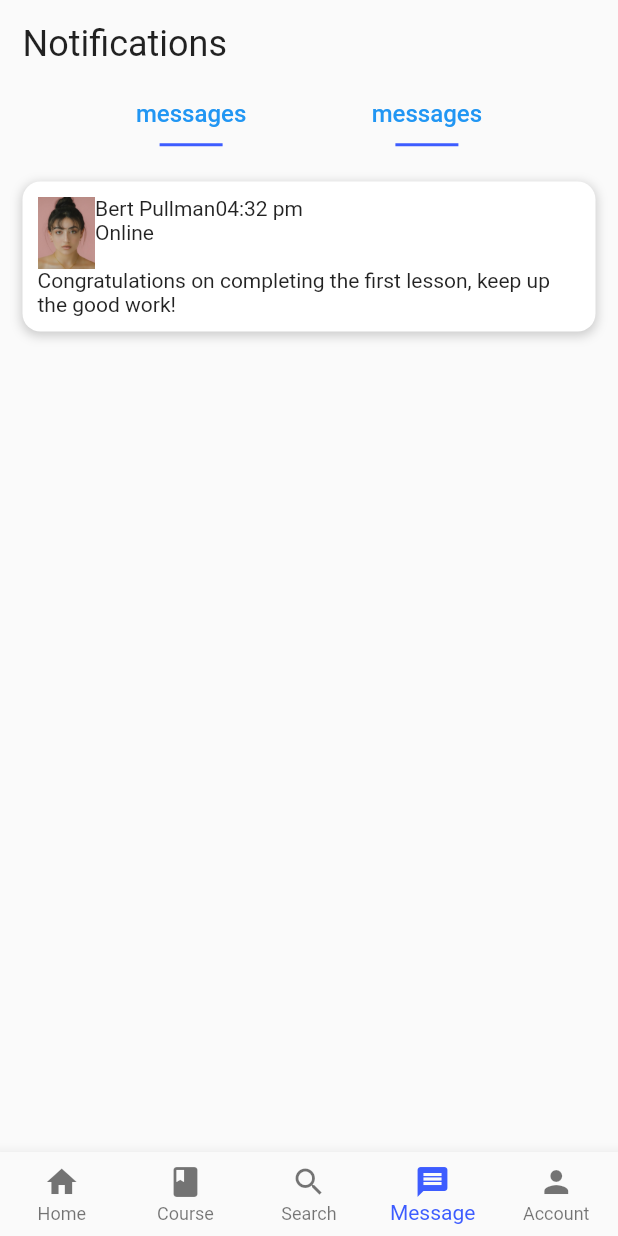
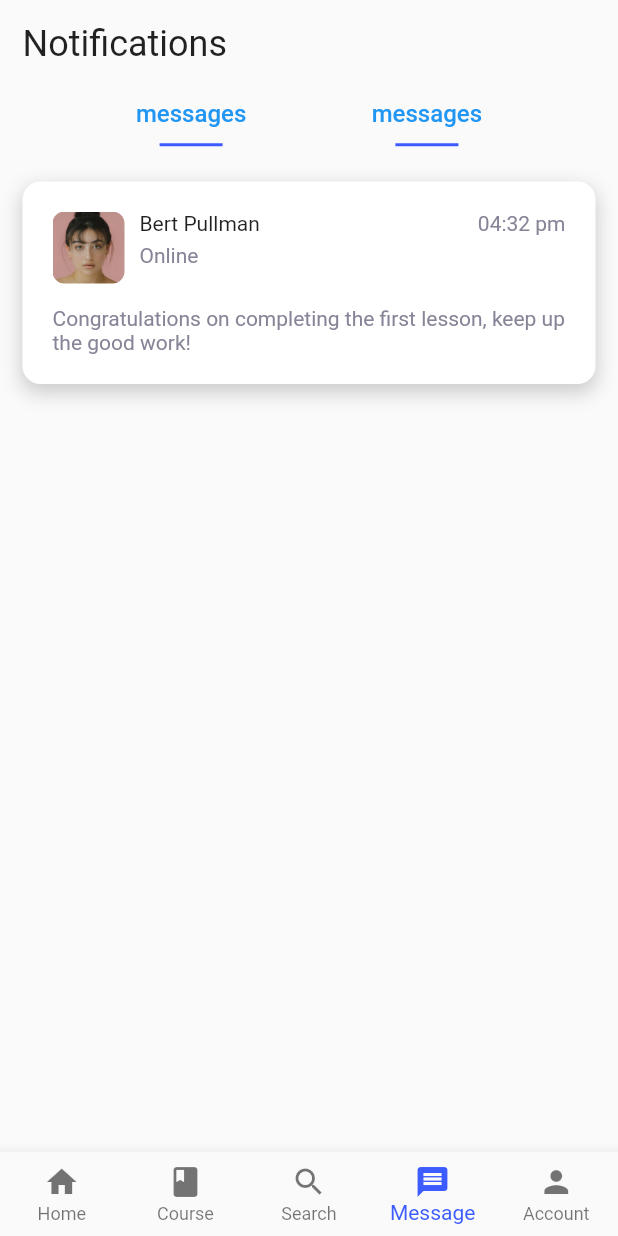
Before and after one commit to mfadlanridho/learning-app-flutter, a Flutter app: the NavigationScreen screen opened directly, item 4 of the bottom bar chosen, on a phone screen of 412 x 824 dp. Run offline on Flutter 3.47's test engine with Material 2 defaults, Android fonts, the phone set to English and light mode, and no system bars; our stand-ins replace introduction_screen.

Commit message:
message page and account

```diff
--- a/lib/pages/account_page.dart
+++ b/lib/pages/account_page.dart
@@ -1,4 +1,5 @@
 import 'package:flutter/material.dart';
+import 'package:online_learning/constants.dart';
 
 class AccountPage extends StatelessWidget {
   const AccountPage({Key? key}) : super(key: key);
@@ -6,11 +7,18 @@ class AccountPage extends StatelessWidget {
   @override
   Widget build(BuildContext context) {
     return SafeArea(
+      child: Padding(
+        padding: const EdgeInsets.all(kPadding),
         child: Expanded(
           child: Column(
             crossAxisAlignment: CrossAxisAlignment.start,
             children: [
-            Text('Account'),
+              Text(
+                'Account',
+                style: TextStyle(
+                  fontSize: kTitleFontSize,
+                ),
+              ),
               Center(child: CircleAvatar()),
               Expanded(
                 child: ListView.builder(
@@ -19,6 +27,7 @@ class AccountPage extends StatelessWidget {
                     return ListTile(
                       title: Text('Favourite'),
                       trailing: Icon(Icons.arrow_forward_ios),
+                      contentPadding: EdgeInsets.all(0),
                     );
                   },
                 ),
@@ -26,6 +35,7 @@ class AccountPage extends StatelessWidget {
             ],
           ),
         ),
+      ),
     );
   }
 }
--- a/lib/pages/message_page.dart
+++ b/lib/pages/message_page.dart
@@ -36,23 +36,55 @@ class MessagePage extends StatelessWidget {
                   Row(
                     crossAxisAlignment: CrossAxisAlignment.start,
                     children: [
-                      Image.asset(
-                        'images/girl.png',
-                        height: 48,
+                      ClipRRect(
+                        borderRadius: BorderRadius.circular(8.0),
+                        child: Image.asset(
+                          'images/girl.png',
+                          height: 48,
+                          width: 48,
+                          fit: BoxFit.cover,
+                        ),
+                      ),
+                      SizedBox(
+                        width: 10,
                       ),
                       Column(
                         crossAxisAlignment: CrossAxisAlignment.start,
                         children: [
-                          Text('Bert Pullman'),
-                          Text('Online'),
+                          Text(
+                            'Bert Pullman',
+                            style: TextStyle(),
+                          ),
+                          SizedBox(
+                            height: 5,
+                          ),
+                          Text(
+                            'Online',
+                            style: TextStyle(
+                              color: Color(0xff858597),
+                            ),
+                          ),
                         ],
                       ),
-                      Text('04:32 pm'),
+                      Spacer(),
+                      Text(
+                        '04:32 pm',
+                        style: TextStyle(
+                          color: Color(0xff858597),
+                        ),
+                      ),
                     ],
                   ),
-                  Text('Congratulations on completing the first lesson, keep up the good work!')
+                  SizedBox(height: 15),
+                  Text(
+                    'Congratulations on completing the first lesson, keep up the good work!',
+                    style: TextStyle(
+                      color: Color(0xff858597),
+                    ),
+                  ),
                 ],
               ),
+              padding: 20,
             )
           ],
         ),
--- a/lib/widgets/shadowed_box.dart
+++ b/lib/widgets/shadowed_box.dart
@@ -2,7 +2,8 @@ import 'package:flutter/material.dart';
 
 class ShadowedBox extends StatelessWidget {
   final Widget child;
-  const ShadowedBox({Key? key, required this.child}) : super(key: key);
+  final double? padding;
+  const ShadowedBox({Key? key, required this.child, this.padding}) : super(key: key);
 
   @override
   Widget build(BuildContext context) {
@@ -16,12 +17,12 @@ class ShadowedBox extends StatelessWidget {
           BoxShadow(
             color: Colors.grey.withOpacity(0.5),
             spreadRadius: 1,
-            blurRadius: 5,
-            offset: Offset(0, 2), // changes position of shadow
+            blurRadius: 10,
+            offset: Offset(0, 5), // changes position of shadow
           ),
         ],
       ),
-      padding: EdgeInsets.all(10),
+      padding: EdgeInsets.all(padding ?? 10),
       child: child,
     );
   }
```
Lines whose indentation alone changed are shown as unchanged.
